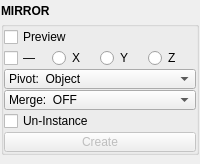
Above: mayatk/edit_utils/mirror.ui from m3trik/mayatk before the change. Below: the same form after it.
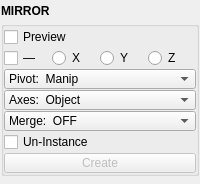
That is the form after the change. Custom widgets are drawn as their Qt base class.

What changed in the file:
```diff
--- a/mayatk/edit_utils/mirror.ui
+++ b/mayatk/edit_utils/mirror.ui
@@ -7,7 +7,7 @@
     <x>0</x>
     <y>0</y>
     <width>200</width>
-    <height>164</height>
+    <height>184</height>
    </rect>
   </property>
   <property name="tabShape">
@@ -141,7 +141,7 @@
            </property>
           </widget>
          </item>
-         <item row="11" column="0" colspan="4">
+         <item row="12" column="0" colspan="4">
           <layout class="QHBoxLayout" name="horizontalLayout_2">
            <property name="spacing">
             <number>0</number>
@@ -234,6 +234,11 @@
            <property name="frame">
             <bool>true</bool>
            </property>
+           <item>
+            <property name="text">
+             <string>Pivot:  Manip</string>
+            </property>
+           </item>
            <item>
             <property name="text">
              <string>Pivot:  Object</string>
@@ -264,6 +269,47 @@
           </widget>
          </item>
          <item row="8" column="0" colspan="4">
+          <widget class="ComboBox" name="cmb002">
+           <property name="minimumSize">
+            <size>
+             <width>0</width>
+             <height>20</height>
+            </size>
+           </property>
+           <property name="maximumSize">
+            <size>
+             <width>16777215</width>
+             <height>20</height>
+            </size>
+           </property>
+           <property name="toolTip">
+            <string>&lt;html&gt;&lt;head/&gt;&lt;body&gt;&lt;p&gt;Controls the axis orientation for mirroring. Object Axes uses the object's local orientation for the mirror direction, while World Axes uses the global coordinate system.&lt;/p&gt;&lt;/body&gt;&lt;/html&gt;</string>
+           </property>
+           <property name="maxVisibleItems">
+            <number>40</number>
+           </property>
+           <property name="maxCount">
+            <number>500</number>
+           </property>
+           <property name="sizeAdjustPolicy">
+            <enum>QComboBox::AdjustToContents</enum>
+           </property>
+           <property name="frame">
+            <bool>true</bool>
+           </property>
+           <item>
+            <property name="text">
+             <string>Axes:  Object</string>
+            </property>
+           </item>
+           <item>
+            <property name="text">
+             <string>Axes:  World</string>
+            </property>
+           </item>
+          </widget>
+         </item>
+         <item row="9" column="0" colspan="4">
           <widget class="ComboBox" name="cmb001">
            <property name="minimumSize">
             <size>
```
